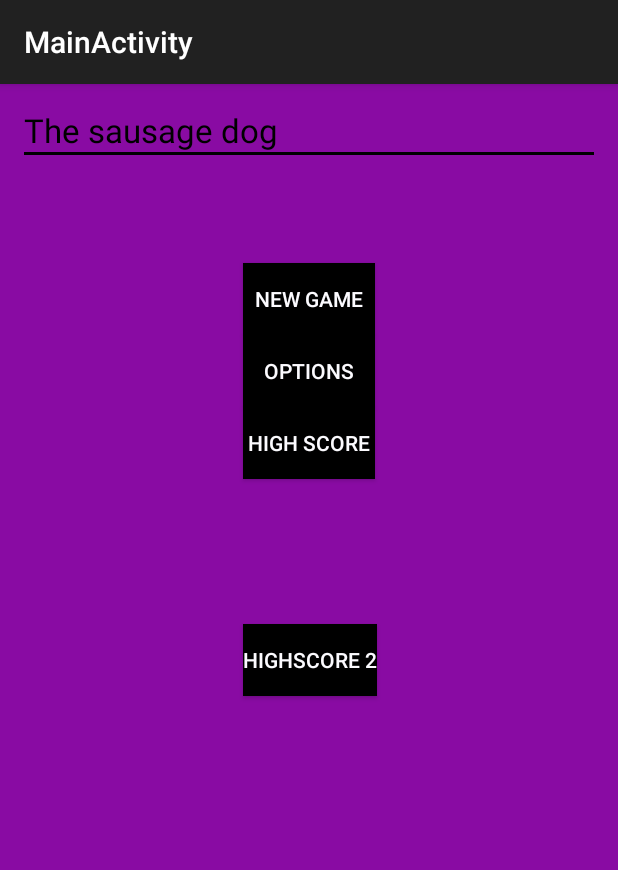
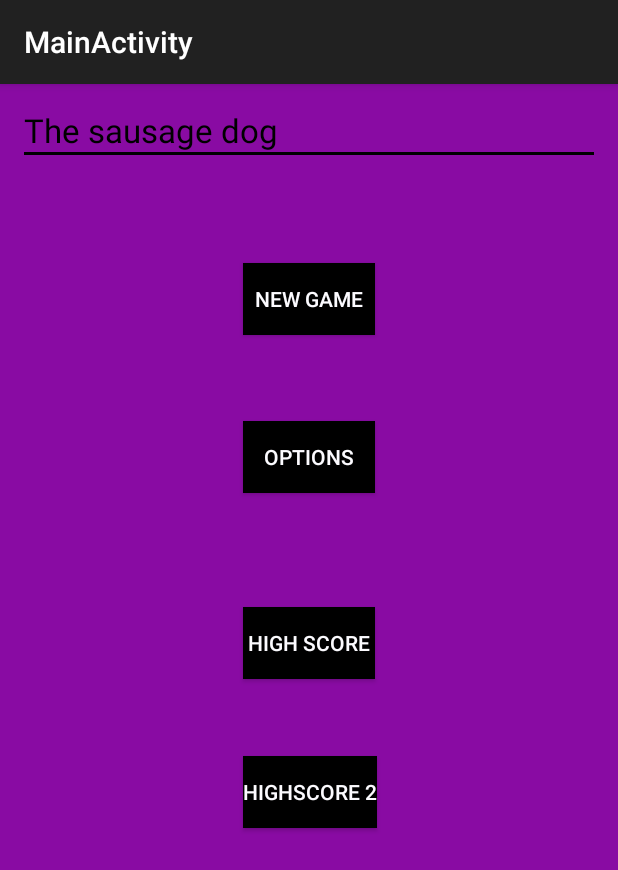
Before and after one commit to SofieTroedsson/Mamn01-projekt, an Android app: the screen it shows after launch (MainActivity), on a phone screen of 412 x 824 dp. Shown: the top 870 px of the screen. Run offline under Robolectric (Android 15) with nearby library versions, the phone set to English and light mode, and no system bars.

Commit message:
Ändrat på knapparna

```diff
--- a/app/src/main/res/layout/activity_main.xml
+++ b/app/src/main/res/layout/activity_main.xml
@@ -51,7 +51,8 @@
         android:textColor="#FFFCFBFF"
         android:layout_below="@+id/button"
         android:layout_alignLeft="@+id/button"
-        android:layout_alignStart="@+id/button" />
+        android:layout_alignStart="@+id/button"
+        android:layout_marginTop="57dp" />
 
     <Button
         android:layout_width="wrap_content"
@@ -60,6 +61,7 @@
         android:id="@+id/button3"
         android:textColor="#FFFCFBFF"
         android:background="#ff000000"
+        android:layout_marginTop="76dp"
         android:layout_below="@+id/button2"
         android:layout_alignLeft="@+id/button2"
         android:layout_alignStart="@+id/button2" />
@@ -71,8 +73,9 @@
         android:id="@+id/button4"
         android:textColor="#FFFCFBFF"
         android:background="#ff000000"
-        android:layout_centerVertical="true"
+        android:layout_below="@+id/button3"
         android:layout_alignLeft="@+id/button3"
-        android:layout_alignStart="@+id/button3" />
+        android:layout_alignStart="@+id/button3"
+        android:layout_marginTop="51dp" />
 
 </RelativeLayout>
```
